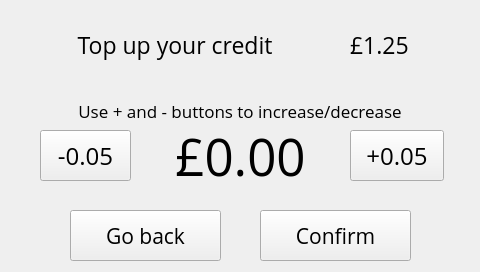
Qt form xbterminal/gui/ui.ui (alexykot/xbterminal-firmware) before a commit.
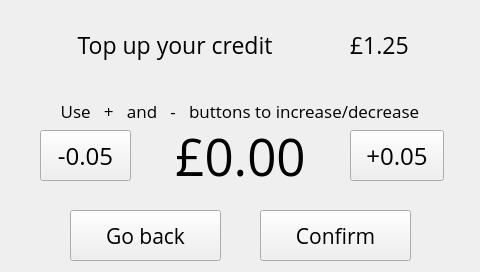
The same form after that commit. The open tabs and pages were chosen to show the change.

Commit message: Change incr-decr buttons on pay_confirm screen

Patch:
```diff
--- a/xbterminal/gui/ui.ui
+++ b/xbterminal/gui/ui.ui
@@ -667,7 +667,7 @@
       </font>
      </property>
      <property name="text">
-      <string>Use + and - buttons to increase/decrease</string>
+      <string>Use   +   and   -   buttons to increase/decrease</string>
      </property>
      <property name="alignment">
       <set>Qt::AlignCenter</set>
```
Left out of the diff: 13 changed lines with no effect on the pictures. The commit also changes 6 other files.
